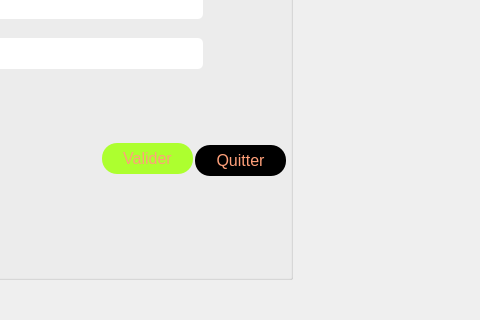
Before: the Qt Designer form application_version_beta/login.ui in AzizBenIsmail/Projet_Parental_Monitoring_System_Qt, drawn with Qt 5; both pictures show x 518 to 998 and y 341 to 661 of the 1147 by 809 pixel window.
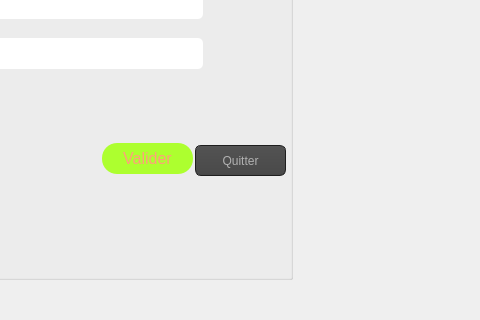
After: the same form once the commit is applied. Icons and pictures are not drawn.

The edit to the form file:
```diff
--- a/application_version_beta/login.ui
+++ b/application_version_beta/login.ui
@@ -168,30 +168,471 @@
     <property name="font">
      <font>
       <family>MS Shell Dlg 2</family>
-      <pointsize>12</pointsize>
-      <weight>9</weight>
+      <pointsize>-1</pointsize>
+      <weight>50</weight>
       <italic>false</italic>
       <bold>false</bold>
      </font>
     </property>
     <property name="styleSheet">
-     <string notr="true">QPushButton
+     <string notr="true">QToolTip
 {
-background:rgb(0, 0, 0);
-border-radius :60px;
+     border: 1px solid black;
+     background-color: #ffa02f;
+     padding: 1px;
+     border-radius: 3px;
+     opacity: 100;
+}
+
+QWidget
+{
+    color: #b1b1b1;
+    background-color: #323232;
+}
+
+QWidget:item:hover
+{
+    background-color: QLinearGradient( x1: 0, y1: 0, x2: 0, y2: 1, stop: 0 #ffa02f, stop: 1 #ca0619);
+    color: #000000;
+}
+
+QWidget:item:selected
+{
+    background-color: QLinearGradient( x1: 0, y1: 0, x2: 0, y2: 1, stop: 0 #ffa02f, stop: 1 #d7801a);
+}
+
+QMenuBar::item
+{
+    background: transparent;
+}
+
+QMenuBar::item:selected
+{
+    background: transparent;
+    border: 1px solid #ffaa00;
+}
+
+QMenuBar::item:pressed
+{
+    background: #444;
+    border: 1px solid #000;
+    background-color: QLinearGradient(
+        x1:0, y1:0,
+        x2:0, y2:1,
+        stop:1 #212121,
+        stop:0.4 #343434/*,
+        stop:0.2 #343434,
+        stop:0.1 #ffaa00*/
+    );
+    margin-bottom:-1px;
+    padding-bottom:1px;
+}
+
+QMenu
+{
+    border: 1px solid #000;
+}
+
+QMenu::item
+{
+    padding: 2px 20px 2px 20px;
+}
+
+QMenu::item:selected
+{
+    color: #000000;
+}
+
+QWidget:disabled
+{
+    color: #404040;
+    background-color: #323232;
+}
+
+QAbstractItemView
+{
+    background-color: QLinearGradient( x1: 0, y1: 0, x2: 0, y2: 1, stop: 0 #4d4d4d, stop: 0.1 #646464, stop: 1 #5d5d5d);
+}
+
+QWidget:focus
+{
+    /*border: 2px solid QLinearGradient( x1: 0, y1: 0, x2: 0, y2: 1, stop: 0 #ffa02f, stop: 1 #d7801a);*/
+}
+
+QLineEdit
+{
+    background-color: QLinearGradient( x1: 0, y1: 0, x2: 0, y2: 1, stop: 0 #4d4d4d, stop: 0 #646464, stop: 1 #5d5d5d);
+    padding: 1px;
+    border-style: solid;
+    border: 1px solid #1e1e1e;
+    border-radius: 5;
 }
 
 QPushButton
 {
-	font: 75 12pt &quot;MS Shell Dlg 2&quot;;
+    color: #b1b1b1;
+    background-color: QLinearGradient( x1: 0, y1: 0, x2: 0, y2: 1, stop: 0 #565656, stop: 0.1 #525252, stop: 0.5 #4e4e4e, stop: 0.9 #4a4a4a, stop: 1 #464646);
+    border-width: 1px;
+    border-color: #1e1e1e;
+    border-style: solid;
+    border-radius: 6;
+    padding: 3px;
+    font-size: 12px;
+    padding-left: 5px;
+    padding-right: 5px;
+}
 
-	color:#FFA07A ;
-border-radius:15px;
+QPushButton:pressed
+{
+    background-color: QLinearGradient( x1: 0, y1: 0, x2: 0, y2: 1, stop: 0 #2d2d2d, stop: 0.1 #2b2b2b, stop: 0.5 #292929, stop: 0.9 #282828, stop: 1 #252525);
 }
-QPushButton::hover
+
+QComboBox
 {
-	background-color: qlineargradient(spread:pad, x1:0, y1:0.511, x2:1, y2:0.511, stop:0 rgba(0, 207, 179, 255),stop:1 rgb(108, 135, 255));
+    selection-background-color: #ffaa00;
+    background-color: QLinearGradient( x1: 0, y1: 0, x2: 0, y2: 1, stop: 0 #565656, stop: 0.1 #525252, stop: 0.5 #4e4e4e, stop: 0.9 #4a4a4a, stop: 1 #464646);
+    border-style: solid;
+    border: 1px solid #1e1e1e;
+    border-radius: 5;
+}
 
+QComboBox:hover,QPushButton:hover
+{
+    border: 2px solid QLinearGradient( x1: 0, y1: 0, x2: 0, y2: 1, stop: 0 #ffa02f, stop: 1 #d7801a);
+}
+
+
+QComboBox:on
+{
+    padding-top: 3px;
+    padding-left: 4px;
+    background-color: QLinearGradient( x1: 0, y1: 0, x2: 0, y2: 1, stop: 0 #2d2d2d, stop: 0.1 #2b2b2b, stop: 0.5 #292929, stop: 0.9 #282828, stop: 1 #252525);
+    selection-background-color: #ffaa00;
+}
+
+QComboBox QAbstractItemView
+{
+    border: 2px solid darkgray;
+    selection-background-color: QLinearGradient( x1: 0, y1: 0, x2: 0, y2: 1, stop: 0 #ffa02f, stop: 1 #d7801a);
+}
+
+QComboBox::drop-down
+{
+     subcontrol-origin: padding;
+     subcontrol-position: top right;
+     width: 15px;
+
+     border-left-width: 0px;
+     border-left-color: darkgray;
+     border-left-style: solid; /* just a single line */
+     border-top-right-radius: 3px; /* same radius as the QComboBox */
+     border-bottom-right-radius: 3px;
+ }
+
+QComboBox::down-arrow
+{
+     image: url(:/down_arrow.png);
+}
+
+QGroupBox:focus
+{
+border: 2px solid QLinearGradient( x1: 0, y1: 0, x2: 0, y2: 1, stop: 0 #ffa02f, stop: 1 #d7801a);
+}
+
+QTextEdit:focus
+{
+    border: 2px solid QLinearGradient( x1: 0, y1: 0, x2: 0, y2: 1, stop: 0 #ffa02f, stop: 1 #d7801a);
+}
+
+QScrollBar:horizontal {
+     border: 1px solid #222222;
+     background: QLinearGradient( x1: 0, y1: 0, x2: 0, y2: 1, stop: 0.0 #121212, stop: 0.2 #282828, stop: 1 #484848);
+     height: 7px;
+     margin: 0px 16px 0 16px;
+}
+
+QScrollBar::handle:horizontal
+{
+      background: QLinearGradient( x1: 0, y1: 0, x2: 1, y2: 0, stop: 0 #ffa02f, stop: 0.5 #d7801a, stop: 1 #ffa02f);
+      min-height: 20px;
+      border-radius: 2px;
+}
+
+QScrollBar::add-line:horizontal {
+      border: 1px solid #1b1b19;
+      border-radius: 2px;
+      background: QLinearGradient( x1: 0, y1: 0, x2: 1, y2: 0, stop: 0 #ffa02f, stop: 1 #d7801a);
+      width: 14px;
+      subcontrol-position: right;
+      subcontrol-origin: margin;
+}
+
+QScrollBar::sub-line:horizontal {
+      border: 1px solid #1b1b19;
+      border-radius: 2px;
+      background: QLinearGradient( x1: 0, y1: 0, x2: 1, y2: 0, stop: 0 #ffa02f, stop: 1 #d7801a);
+      width: 14px;
+     subcontrol-position: left;
+     subcontrol-origin: margin;
+}
+
+QScrollBar::right-arrow:horizontal, QScrollBar::left-arrow:horizontal
+{
+      border: 1px solid black;
+      width: 1px;
+      height: 1px;
+      background: white;
+}
+
+QScrollBar::add-page:horizontal, QScrollBar::sub-page:horizontal
+{
+      background: none;
+}
+
+QScrollBar:vertical
+{
+      background: QLinearGradient( x1: 0, y1: 0, x2: 1, y2: 0, stop: 0.0 #121212, stop: 0.2 #282828, stop: 1 #484848);
+      width: 7px;
+      margin: 16px 0 16px 0;
+      border: 1px solid #222222;
+}
+
+QScrollBar::handle:vertical
+{
+      background: QLinearGradient( x1: 0, y1: 0, x2: 0, y2: 1, stop: 0 #ffa02f, stop: 0.5 #d7801a, stop: 1 #ffa02f);
+      min-height: 20px;
+      border-radius: 2px;
+}
+
+QScrollBar::add-line:vertical
+{
+      border: 1px solid #1b1b19;
+      border-radius: 2px;
+      background: QLinearGradient( x1: 0, y1: 0, x2: 0, y2: 1, stop: 0 #ffa02f, stop: 1 #d7801a);
+      height: 14px;
+      subcontrol-position: bottom;
+      subcontrol-origin: margin;
+}
+
+QScrollBar::sub-line:vertical
+{
+      border: 1px solid #1b1b19;
+      border-radius: 2px;
+      background: QLinearGradient( x1: 0, y1: 0, x2: 0, y2: 1, stop: 0 #d7801a, stop: 1 #ffa02f);
+      height: 14px;
+      subcontrol-position: top;
+      subcontrol-origin: margin;
+}
+
+QScrollBar::up-arrow:vertical, QScrollBar::down-arrow:vertical
+{
+      border: 1px solid black;
+      width: 1px;
+      height: 1px;
+      background: white;
+}
+
+
+QScrollBar::add-page:vertical, QScrollBar::sub-page:vertical
+{
+      background: none;
+}
+
+QTextEdit
+{
+    background-color: #242424;
+}
+
+QPlainTextEdit
+{
+    background-color: #242424;
+}
+
+QHeaderView::section
+{
+    background-color: QLinearGradient(x1:0, y1:0, x2:0, y2:1, stop:0 #616161, stop: 0.5 #505050, stop: 0.6 #434343, stop:1 #656565);
+    color: white;
+    padding-left: 4px;
+    border: 1px solid #6c6c6c;
+}
+
+QCheckBox:disabled
+{
+color: #414141;
+}
+
+QDockWidget::title
+{
+    text-align: center;
+    spacing: 3px; /* spacing between items in the tool bar */
+    background-color: QLinearGradient(x1:0, y1:0, x2:0, y2:1, stop:0 #323232, stop: 0.5 #242424, stop:1 #323232);
+}
+
+QDockWidget::close-button, QDockWidget::float-button
+{
+    text-align: center;
+    spacing: 1px; /* spacing between items in the tool bar */
+    background-color: QLinearGradient(x1:0, y1:0, x2:0, y2:1, stop:0 #323232, stop: 0.5 #242424, stop:1 #323232);
+}
+
+QDockWidget::close-button:hover, QDockWidget::float-button:hover
+{
+    background: #242424;
+}
+
+QDockWidget::close-button:pressed, QDockWidget::float-button:pressed
+{
+    padding: 1px -1px -1px 1px;
+}
+
+QMainWindow::separator
+{
+    background-color: QLinearGradient(x1:0, y1:0, x2:0, y2:1, stop:0 #161616, stop: 0.5 #151515, stop: 0.6 #212121, stop:1 #343434);
+    color: white;
+    padding-left: 4px;
+    border: 1px solid #4c4c4c;
+    spacing: 3px; /* spacing between items in the tool bar */
+}
+
+QMainWindow::separator:hover
+{
+
+    background-color: QLinearGradient(x1:0, y1:0, x2:0, y2:1, stop:0 #d7801a, stop:0.5 #b56c17 stop:1 #ffa02f);
+    color: white;
+    padding-left: 4px;
+    border: 1px solid #6c6c6c;
+    spacing: 3px; /* spacing between items in the tool bar */
+}
+
+QToolBar::handle
+{
+     spacing: 3px; /* spacing between items in the tool bar */
+     background: url(:/images/handle.png);
+}
+
+QMenu::separator
+{
+    height: 2px;
+    background-color: QLinearGradient(x1:0, y1:0, x2:0, y2:1, stop:0 #161616, stop: 0.5 #151515, stop: 0.6 #212121, stop:1 #343434);
+    color: white;
+    padding-left: 4px;
+    margin-left: 10px;
+    margin-right: 5px;
+}
+
+QProgressBar
+{
+    border: 2px solid grey;
+    border-radius: 5px;
+    text-align: center;
+}
+
+QProgressBar::chunk
+{
+    background-color: #d7801a;
+    width: 2.15px;
+    margin: 0.5px;
+}
+
+QTabBar::tab {
+    color: #b1b1b1;
+    border: 1px solid #444;
+    border-bottom-style: none;
+    background-color: #323232;
+    padding-left: 10px;
+    padding-right: 10px;
+    padding-top: 3px;
+    padding-bottom: 2px;
+    margin-right: -1px;
+}
+
+QTabWidget::pane {
+    border: 1px solid #444;
+    top: 1px;
+}
+
+QTabBar::tab:last
+{
+    margin-right: 0; /* the last selected tab has nothing to overlap with on the right */
+    border-top-right-radius: 3px;
+}
+
+QTabBar::tab:first:!selected
+{
+ margin-left: 0px; /* the last selected tab has nothing to overlap with on the right */
+
+
+    border-top-left-radius: 3px;
+}
+
+QTabBar::tab:!selected
+{
+    color: #b1b1b1;
+    border-bottom-style: solid;
+    margin-top: 3px;
+    background-color: QLinearGradient(x1:0, y1:0, x2:0, y2:1, stop:1 #212121, stop:.4 #343434);
+}
+
+QTabBar::tab:selected
+{
+    border-top-left-radius: 3px;
+    border-top-right-radius: 3px;
+    margin-bottom: 0px;
+}
+
+QTabBar::tab:!selected:hover
+{
+    /*border-top: 2px solid #ffaa00;
+    padding-bottom: 3px;*/
+    border-top-left-radius: 3px;
+    border-top-right-radius: 3px;
+    background-color: QLinearGradient(x1:0, y1:0, x2:0, y2:1, stop:1 #212121, stop:0.4 #343434, stop:0.2 #343434, stop:0.1 #ffaa00);
+}
+
+QRadioButton::indicator:checked, QRadioButton::indicator:unchecked{
+    color: #b1b1b1;
+    background-color: #323232;
+    border: 1px solid #b1b1b1;
+    border-radius: 6px;
+}
+
+QRadioButton::indicator:checked
+{
+    background-color: qradialgradient(
+        cx: 0.5, cy: 0.5,
+        fx: 0.5, fy: 0.5,
+        radius: 1.0,
+        stop: 0.25 #ffaa00,
+        stop: 0.3 #323232
+    );
+}
+
+QCheckBox::indicator{
+    color: #b1b1b1;
+    background-color: #323232;
+    border: 1px solid #b1b1b1;
+    width: 9px;
+    height: 9px;
+}
+
+QRadioButton::indicator
+{
+    border-radius: 6px;
+}
+
+QRadioButton::indicator:hover, QCheckBox::indicator:hover
+{
+    border: 1px solid #ffaa00;
+}
+
+QCheckBox::indicator:checked
+{
+    image:url(:/images/checkbox.png);
+}
+
+QCheckBox::indicator:disabled, QRadioButton::indicator:disabled
+{
+    border: 1px solid #444;
 }</string>
     </property>
     <property name="text">
```
